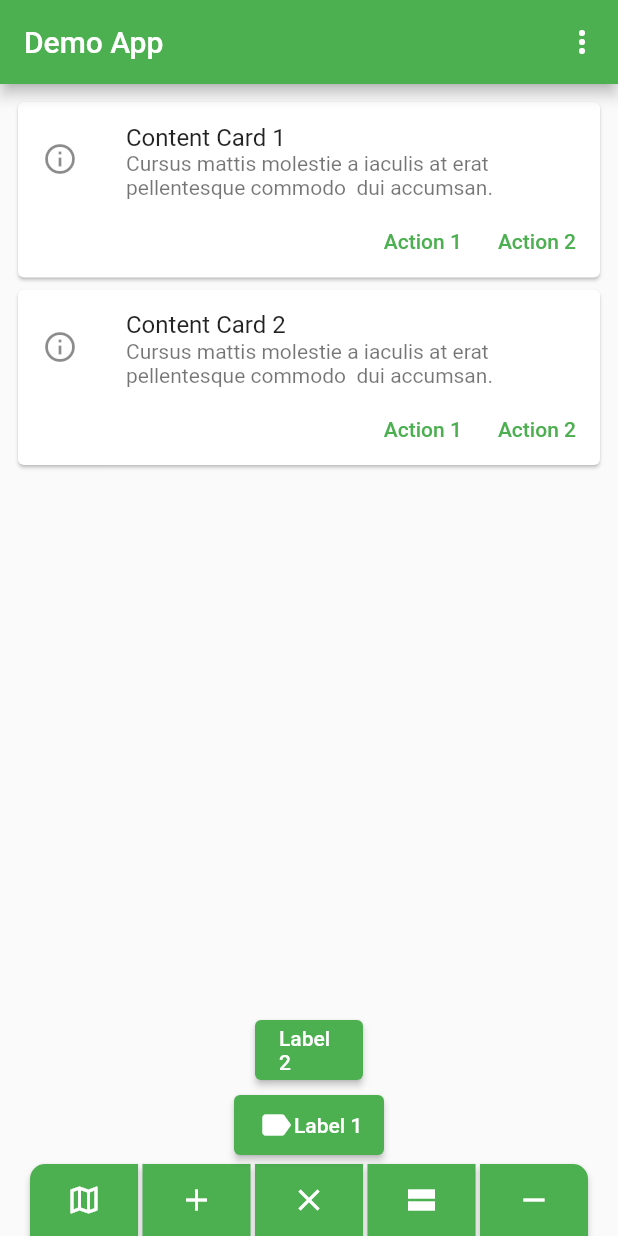
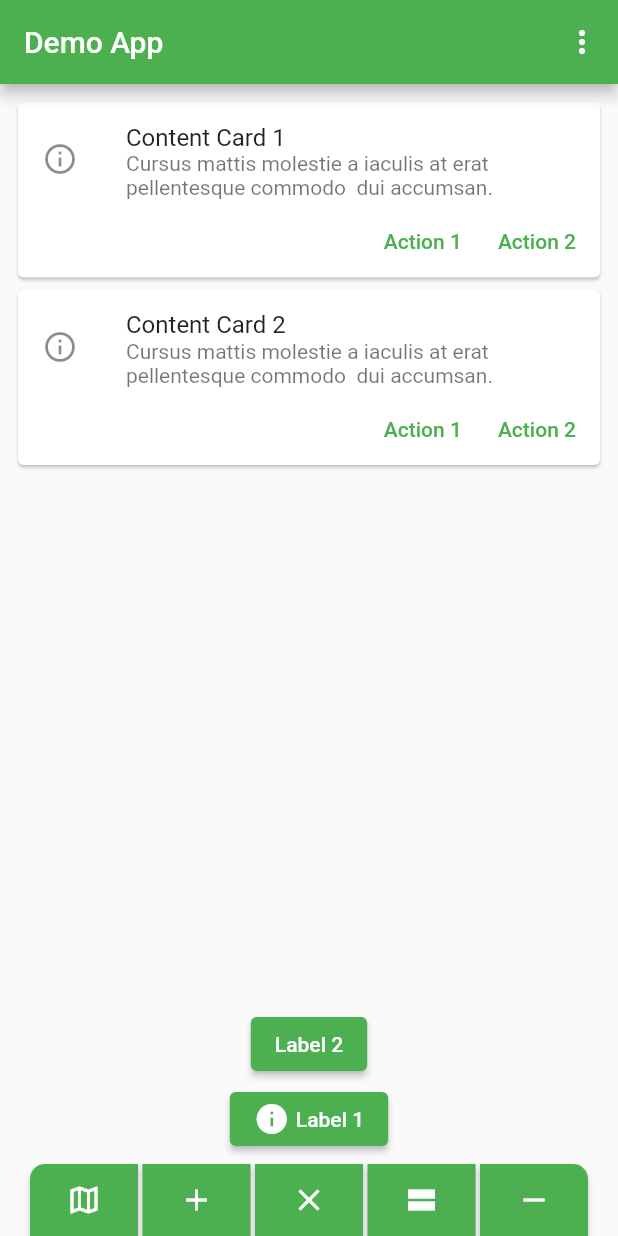
Before and after one commit to underwhelmingToaster/button_navigation_bar, a Flutter app: the screen it shows after launch, item 3 of the bottom bar chosen, on a phone screen of 412 x 824 dp. Run offline on Flutter 3.47's test engine with Material 2 defaults, Android fonts, the light colour scheme and no system bars.

Commit message:
improved button_navigation_expandable.dart

```diff
--- a/example/lib/main.dart
+++ b/example/lib/main.dart
@@ -75,8 +75,7 @@ class _MyHomePageState extends State<MyHomePage> {
             ButtonNavigationExpandable(
               onPressed: () { },
               label: "Label 1",
-              icon: Icons.label,
-              width: 100,
+              icon: Icons.info,
             ),
             ButtonNavigationExpandable(
               onPressed: () { },
--- a/lib/button_navigation_expandable.dart
+++ b/lib/button_navigation_expandable.dart
@@ -7,23 +7,26 @@ class ButtonNavigationExpandable extends StatelessWidget {
     this.label,
     this.icon,
     this.color,
-    this.height = 40,
-    this.width = 72,
+    this.height,
+    this.width,
     required this.onPressed,
   });
 
   final String? label;
   final IconData? icon;
   final Color? color;
-  final double height;
-  final double width;
+  final double? height;
+  final double? width;
   final VoidCallback onPressed;
 
-  Widget childBuilder(IconData? icon, String? label) {
+  Widget _childBuilder(IconData? icon, String? label) {
     if (icon != null && label != null) {
       return Row(
         mainAxisAlignment: MainAxisAlignment.center,
-        children: [Icon(icon), Text(label)],
+        children: [
+          Icon(icon),
+          Padding(padding: EdgeInsets.symmetric(horizontal: 2)),
+          Text(label)],
       );
     } else if (icon != null) {
       return Icon(icon);
@@ -34,6 +37,16 @@ class ButtonNavigationExpandable extends StatelessWidget {
     }
   }
 
+  ButtonStyle? _buttonStyle (Color? color) {
+    if(color != null) {
+      ButtonStyle(
+        foregroundColor: MaterialStateProperty.all<Color>(color),
+      );
+    } else {
+      return null;
+    }
+  }
+
   @override
   Widget build(BuildContext context) {
     return SizedBox(
@@ -41,7 +54,8 @@ class ButtonNavigationExpandable extends StatelessWidget {
       height: height,
       child: ElevatedButton(
         onPressed: onPressed,
-        child: childBuilder(icon, label),
+        style: _buttonStyle(color),
+        child: _childBuilder(icon, label),
       ),
     );
   }
```
